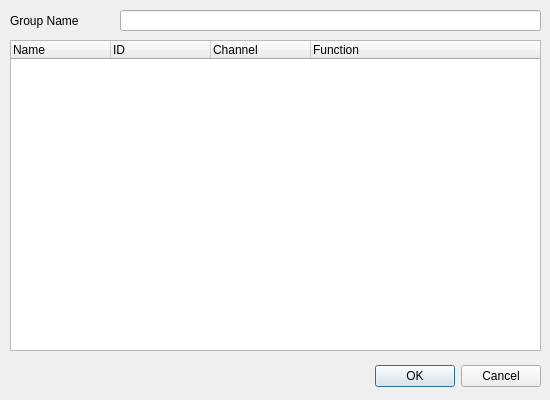
This is ui/src/channelselection.ui in mcallegari/qlcplus as Qt 5 draws it before an edit. The edited form follows.
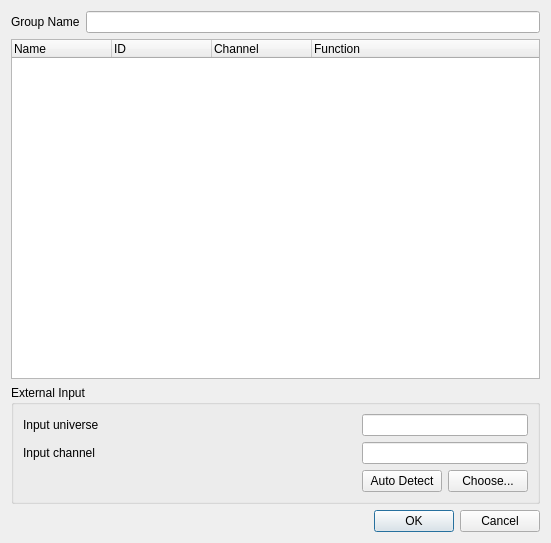
This is the edited form.

Commit message: Implemented external input control for channels groups. Available in Design mode only

What changed in the file:
```diff
--- a/ui/src/channelselection.ui
+++ b/ui/src/channelselection.ui
@@ -6,61 +6,34 @@
    <rect>
     <x>0</x>
     <y>0</y>
-    <width>550</width>
-    <height>400</height>
+    <width>551</width>
+    <height>543</height>
    </rect>
   </property>
   <property name="windowTitle">
    <string>Select Channels</string>
   </property>
-  <widget class="QDialogButtonBox" name="m_buttonBox">
-   <property name="geometry">
-    <rect>
-     <x>10</x>
-     <y>360</y>
-     <width>531</width>
-     <height>32</height>
-    </rect>
-   </property>
-   <property name="orientation">
-    <enum>Qt::Horizontal</enum>
-   </property>
-   <property name="standardButtons">
-    <set>QDialogButtonBox::Cancel|QDialogButtonBox::Ok</set>
-   </property>
-  </widget>
+  <layout class="QVBoxLayout" name="verticalLayout">
+   <item>
+    <layout class="QGridLayout">
+     <item row="0" column="0">
+      <layout class="QHBoxLayout" name="_2">
+       <item>
   <widget class="QLabel" name="label">
-   <property name="geometry">
-    <rect>
-     <x>10</x>
-     <y>10</y>
-     <width>101</width>
-     <height>21</height>
-    </rect>
-   </property>
    <property name="text">
     <string>Group Name</string>
    </property>
   </widget>
-  <widget class="QLineEdit" name="m_groupNameEdit">
-   <property name="geometry">
-    <rect>
-     <x>120</x>
-     <y>10</y>
-     <width>421</width>
-     <height>21</height>
-    </rect>
-   </property>
-  </widget>
+       </item>
+       <item>
+        <widget class="QLineEdit" name="m_groupNameEdit"/>
+       </item>
+      </layout>
+     </item>
+    </layout>
+   </item>
+   <item>
   <widget class="QTreeWidget" name="m_tree">
-   <property name="geometry">
-    <rect>
-     <x>10</x>
-     <y>40</y>
-     <width>531</width>
-     <height>311</height>
-    </rect>
-   </property>
    <property name="alternatingRowColors">
     <bool>true</bool>
    </property>
@@ -91,6 +64,97 @@
     </property>
    </column>
   </widget>
+   </item>
+   <item>
+    <widget class="QGroupBox" name="m_externalInputGroup">
+     <property name="title">
+      <string>External Input</string>
+     </property>
+     <layout class="QGridLayout" name="gridLayout">
+      <item row="1" column="0">
+       <widget class="QLabel" name="m_inputChannelLabel">
+        <property name="text">
+         <string>Input channel</string>
+        </property>
+       </widget>
+      </item>
+      <item row="1" column="1" colspan="2">
+       <widget class="QLineEdit" name="m_inputChannelEdit">
+        <property name="toolTip">
+         <string>The particular input channel within the input universe that sends data to this widget</string>
+        </property>
+        <property name="readOnly">
+         <bool>true</bool>
+        </property>
+       </widget>
+      </item>
+      <item row="2" column="0">
+       <spacer name="horizontalSpacer">
+        <property name="orientation">
+         <enum>Qt::Horizontal</enum>
+        </property>
+        <property name="sizeHint" stdset="0">
+         <size>
+          <width>298</width>
+          <height>20</height>
+         </size>
+        </property>
+       </spacer>
+      </item>
+      <item row="0" column="1" colspan="2">
+       <widget class="QLineEdit" name="m_inputUniverseEdit">
+        <property name="toolTip">
+         <string>The input universe that sends data to this widget</string>
+        </property>
+        <property name="readOnly">
+         <bool>true</bool>
+        </property>
+       </widget>
+      </item>
+      <item row="2" column="2">
+       <widget class="QPushButton" name="m_chooseInputButton">
+        <property name="toolTip">
+         <string>Choose an external input universe &amp; channel that this widget should listen to</string>
+        </property>
+        <property name="text">
+         <string>Choose...</string>
+        </property>
+       </widget>
+      </item>
+      <item row="2" column="1">
+       <widget class="QPushButton" name="m_autoDetectInputButton">
+        <property name="toolTip">
+         <string>When toggled, you can move an external slider/knob to assign it to this virtual console slider.</string>
+        </property>
+        <property name="text">
+         <string>Auto Detect</string>
+        </property>
+        <property name="checkable">
+         <bool>true</bool>
+        </property>
+       </widget>
+      </item>
+      <item row="0" column="0">
+       <widget class="QLabel" name="m_inputUniverseLabel">
+        <property name="text">
+         <string>Input universe</string>
+        </property>
+       </widget>
+      </item>
+     </layout>
+    </widget>
+   </item>
+   <item>
+    <widget class="QDialogButtonBox" name="m_buttonBox">
+     <property name="orientation">
+      <enum>Qt::Horizontal</enum>
+     </property>
+     <property name="standardButtons">
+      <set>QDialogButtonBox::Cancel|QDialogButtonBox::Ok</set>
+     </property>
+    </widget>
+   </item>
+  </layout>
  </widget>
  <resources/>
  <connections>
```
Lines whose indentation alone changed are shown as unchanged. The commit also changes 8 other files.
